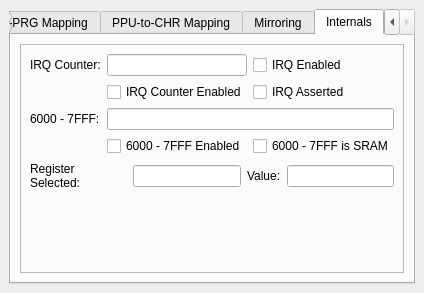
christopherpow/nesicide, file apps/ide/nes/debuggers/mapperinformationdockwidget.ui: the form before one commit.
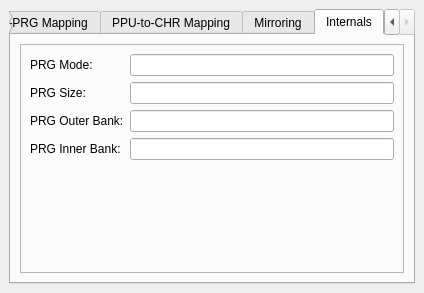
The form after the commit. The open tabs and pages were chosen to show the change.

Commit message: Adding support for Tepples' mapper 28.

Diff of the .ui file:
```diff
--- a/apps/ide/nes/debuggers/mapperinformationdockwidget.ui
+++ b/apps/ide/nes/debuggers/mapperinformationdockwidget.ui
@@ -480,6 +480,63 @@
             </item>
            </layout>
           </widget>
+          <widget class="QWidget" name="mapper28">
+           <layout class="QGridLayout" name="gridLayout_9">
+            <item row="0" column="0">
+             <widget class="QLabel" name="label_28">
+              <property name="text">
+               <string>PRG Mode:</string>
+              </property>
+             </widget>
+            </item>
+            <item row="0" column="1">
+             <widget class="QLineEdit" name="prgMode28"/>
+            </item>
+            <item row="1" column="0">
+             <widget class="QLabel" name="label_29">
+              <property name="text">
+               <string>PRG Size:</string>
+              </property>
+             </widget>
+            </item>
+            <item row="1" column="1">
+             <widget class="QLineEdit" name="prgSize28"/>
+            </item>
+            <item row="2" column="0">
+             <widget class="QLabel" name="label_30">
+              <property name="text">
+               <string>PRG Outer Bank:</string>
+              </property>
+             </widget>
+            </item>
+            <item row="2" column="1">
+             <widget class="QLineEdit" name="prgOuterBank28"/>
+            </item>
+            <item row="3" column="0">
+             <widget class="QLabel" name="label_31">
+              <property name="text">
+               <string>PRG Inner Bank:</string>
+              </property>
+             </widget>
+            </item>
+            <item row="3" column="1">
+             <widget class="QLineEdit" name="prgInnerBank28"/>
+            </item>
+            <item row="4" column="0" colspan="2">
+             <spacer name="verticalSpacer_7">
+              <property name="orientation">
+               <enum>Qt::Vertical</enum>
+              </property>
+              <property name="sizeHint" stdset="0">
+               <size>
+                <width>20</width>
+                <height>40</height>
+               </size>
+              </property>
+             </spacer>
+            </item>
+           </layout>
+          </widget>
           <widget class="QWidget" name="mapper69">
            <layout class="QGridLayout" name="gridLayout_6">
             <item row="1" column="0">
```
Left out of the diff: 2 changed lines with no effect on the pictures. The commit also changes 50 other files.
